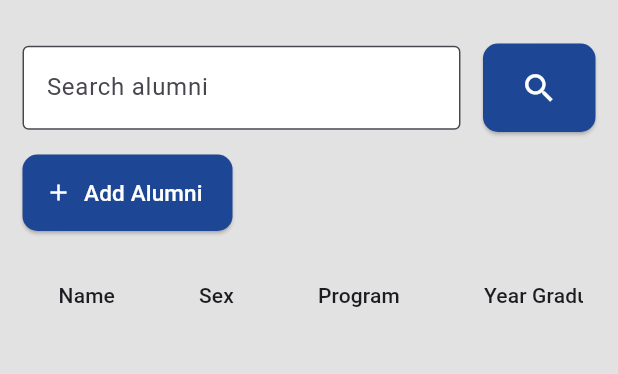
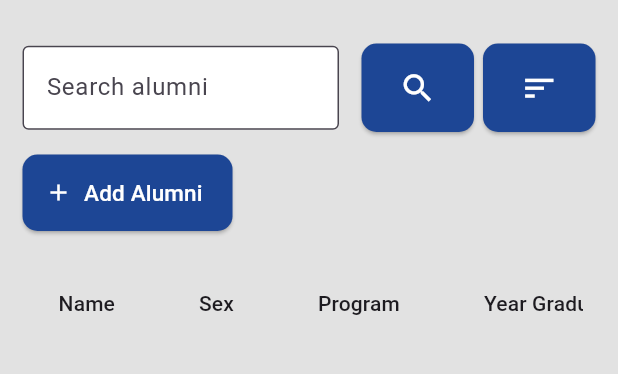
Before and after one commit to SirRamNick/admin, a Flutter app: the screen it shows after launch, on a phone screen of 412 x 824 dp, the part 63-437 px from its top. Run offline on Flutter 3.47's test engine with Material 3 defaults, Android fonts, the phone set to English and light mode, and no system bars; our stand-ins replace cloud_firestore, firebase_core; accounts and stored records are empty; statements that could not run were skipped.

Commit message:
data table and sort button added

```diff
--- a/lib/pages/home_page.dart
+++ b/lib/pages/home_page.dart
@@ -73,6 +73,27 @@ class _HomePageState extends State<HomePage> {
                     size: 25,
                     color: Colors.white,
                   ),
+                ),
+                const SizedBox(
+                  width: 6,
+                ),
+                ElevatedButton(
+                  onPressed: () {},
+                  style: ElevatedButton.styleFrom(
+                    backgroundColor: const Color(0xFF1D4695),
+                    shape: RoundedRectangleBorder(
+                      borderRadius: BorderRadius.circular(10),
+                    ),
+                    padding: const EdgeInsets.symmetric(
+                      vertical: 17,
+                      horizontal: 25,
+                    ),
+                  ),
+                  child: const Icon(
+                    Icons.sort,
+                    size: 25,
+                    color: Colors.white,
+                  ),
                 )
               ],
             ),
@@ -105,7 +126,7 @@ class _HomePageState extends State<HomePage> {
             ),
             const SizedBox(width: 15),
             Padding(
-              padding: const EdgeInsets.symmetric(vertical: 15),
+              padding: const EdgeInsets.symmetric(vertical: 20),
               child: StreamBuilder(
                 stream: alumniBase.displayAlumni,
                 builder: (context, snapshot) {
@@ -152,20 +173,40 @@ class _HomePageState extends State<HomePage> {
                                           context,
                                           MaterialPageRoute(
                                             builder: (context) => ProfilePage(
-                                                firstName: doc['first_name'],
-                                                lastName: doc['last_name'],
-                                                program: doc['program'],
-                                                yearGraduated:
-                                                    doc['year_graduated']),
+                                              firstName: doc['first_name'],
+                                              lastName: doc['last_name'],
+                                              program: doc['program'],
+                                              yearGraduated:
+                                                  doc['year_graduated'],
+                                            ),
                                           )),
                                       child: Text(
-                                          '${doc['first_name']}, ${doc['last_name']}'),
+                                        '${doc['first_name']}, ${doc['last_name']}',
+                                      ),
                                     ),
                                   ),
-                                  DataCell(Text(doc['sex'])),
-                                  DataCell(Text(doc['program'])),
-                                  DataCell(Text('${doc['year_graduated']}')),
-                                  DataCell(Text('${doc['employment_status']}')),
+                                  DataCell(
+                                    Text(
+                                      doc['sex'],
+                                    ),
+                                  ),
+                                  DataCell(
+                                    Text(
+                                      doc['program'],
+                                    ),
+                                  ),
+                                  DataCell(
+                                    Text(
+                                      '${doc['year_graduated']}',
+                                    ),
+                                  ),
+                                  DataCell(
+                                    Text(
+                                      doc['employment_status']
+                                          ? 'Employed'
+                                          : 'Unemployed',
+                                    ),
+                                  ),
                                 ],
                               ),
                             )
```
